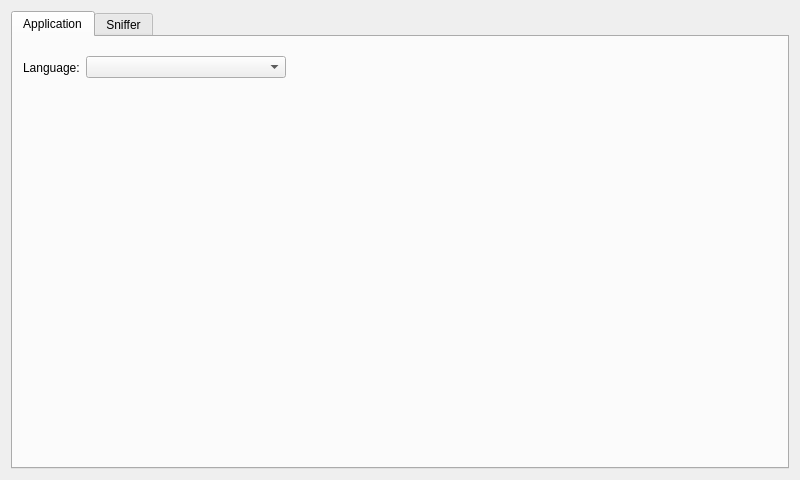
Old version of the form src/window/preferences/preferenceswindow.ui in the repository o8x/WireDolphin.
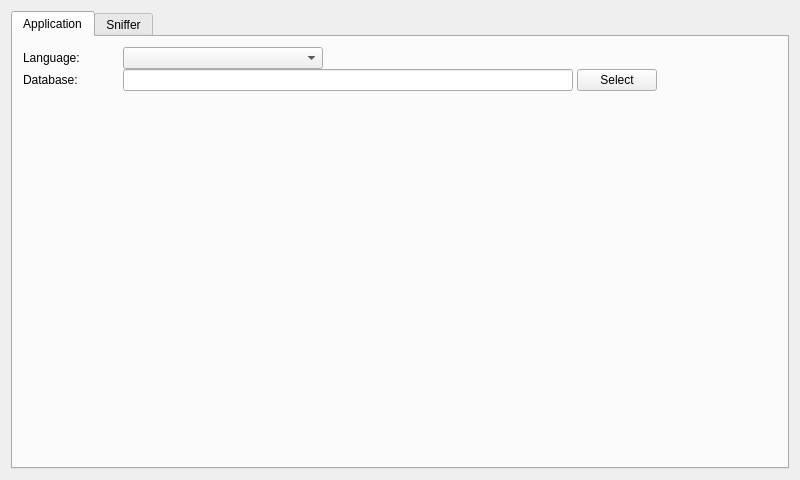
New version of the form.

Patch:
```diff
--- a/src/window/preferences/preferenceswindow.ui
+++ b/src/window/preferences/preferenceswindow.ui
@@ -23,21 +23,66 @@
       <attribute name="title">
        <string>Application</string>
       </attribute>
+      <layout class="QVBoxLayout" name="verticalLayout_2">
+       <property name="leftMargin">
+        <number>10</number>
+       </property>
+       <property name="topMargin">
+        <number>10</number>
+       </property>
+       <property name="rightMargin">
+        <number>10</number>
+       </property>
+       <property name="bottomMargin">
+        <number>10</number>
+       </property>
+       <item>
+        <widget class="QWidget" name="widget_3" native="true">
+         <layout class="QVBoxLayout" name="verticalLayout_3">
+          <property name="spacing">
+           <number>0</number>
+          </property>
+          <property name="leftMargin">
+           <number>0</number>
+          </property>
+          <property name="topMargin">
+           <number>0</number>
+          </property>
+          <property name="rightMargin">
+           <number>0</number>
+          </property>
+          <property name="bottomMargin">
+           <number>0</number>
+          </property>
+          <item>
       <widget class="QWidget" name="widget" native="true">
-       <property name="geometry">
-        <rect>
-         <x>10</x>
-         <y>10</y>
-         <width>751</width>
-         <height>41</height>
-        </rect>
-       </property>
        <layout class="QHBoxLayout" name="horizontalLayout">
+             <property name="spacing">
+              <number>0</number>
+             </property>
+             <property name="leftMargin">
+              <number>0</number>
+             </property>
+             <property name="topMargin">
+              <number>0</number>
+             </property>
+             <property name="rightMargin">
+              <number>0</number>
+             </property>
+             <property name="bottomMargin">
+              <number>0</number>
+             </property>
         <item>
          <widget class="QLabel" name="languageLabel">
+               <property name="minimumSize">
+                <size>
+                 <width>100</width>
+                 <height>0</height>
+                </size>
+               </property>
           <property name="maximumSize">
            <size>
-            <width>75</width>
+                 <width>100</width>
             <height>16777215</height>
            </size>
           </property>
@@ -71,6 +116,107 @@
         </item>
        </layout>
       </widget>
+          </item>
+          <item>
+           <widget class="QWidget" name="widget_2" native="true">
+            <layout class="QHBoxLayout" name="horizontalLayout_2">
+             <property name="spacing">
+              <number>0</number>
+             </property>
+             <property name="leftMargin">
+              <number>0</number>
+             </property>
+             <property name="topMargin">
+              <number>0</number>
+             </property>
+             <property name="rightMargin">
+              <number>0</number>
+             </property>
+             <property name="bottomMargin">
+              <number>0</number>
+             </property>
+             <item>
+              <widget class="QLabel" name="dbLabel">
+               <property name="minimumSize">
+                <size>
+                 <width>100</width>
+                 <height>0</height>
+                </size>
+               </property>
+               <property name="maximumSize">
+                <size>
+                 <width>100</width>
+                 <height>16777215</height>
+                </size>
+               </property>
+               <property name="text">
+                <string>Database:</string>
+               </property>
+              </widget>
+             </item>
+             <item>
+              <widget class="QLineEdit" name="dbValue">
+               <property name="minimumSize">
+                <size>
+                 <width>450</width>
+                 <height>0</height>
+                </size>
+               </property>
+               <property name="maximumSize">
+                <size>
+                 <width>450</width>
+                 <height>16777215</height>
+                </size>
+               </property>
+              </widget>
+             </item>
+             <item>
+              <widget class="QLabel" name="label">
+               <property name="text">
+                <string> </string>
+               </property>
+              </widget>
+             </item>
+             <item>
+              <widget class="QPushButton" name="dbSelectBtn">
+               <property name="text">
+                <string>Select</string>
+               </property>
+              </widget>
+             </item>
+             <item>
+              <spacer name="horizontalSpacer_3">
+               <property name="orientation">
+                <enum>Qt::Orientation::Horizontal</enum>
+               </property>
+               <property name="sizeHint" stdset="0">
+                <size>
+                 <width>40</width>
+                 <height>20</height>
+                </size>
+               </property>
+              </spacer>
+             </item>
+            </layout>
+           </widget>
+          </item>
+         </layout>
+        </widget>
+       </item>
+       <item>
+        <spacer name="verticalSpacer">
+         <property name="orientation">
+          <enum>Qt::Orientation::Vertical</enum>
+         </property>
+         <property name="sizeHint" stdset="0">
+          <size>
+           <width>20</width>
+           <height>40</height>
+          </size>
+         </property>
+        </spacer>
+       </item>
+      </layout>
      </widget>
      <widget class="QWidget" name="tab_2">
       <attribute name="title">
```
Lines whose indentation alone changed are shown as unchanged.
